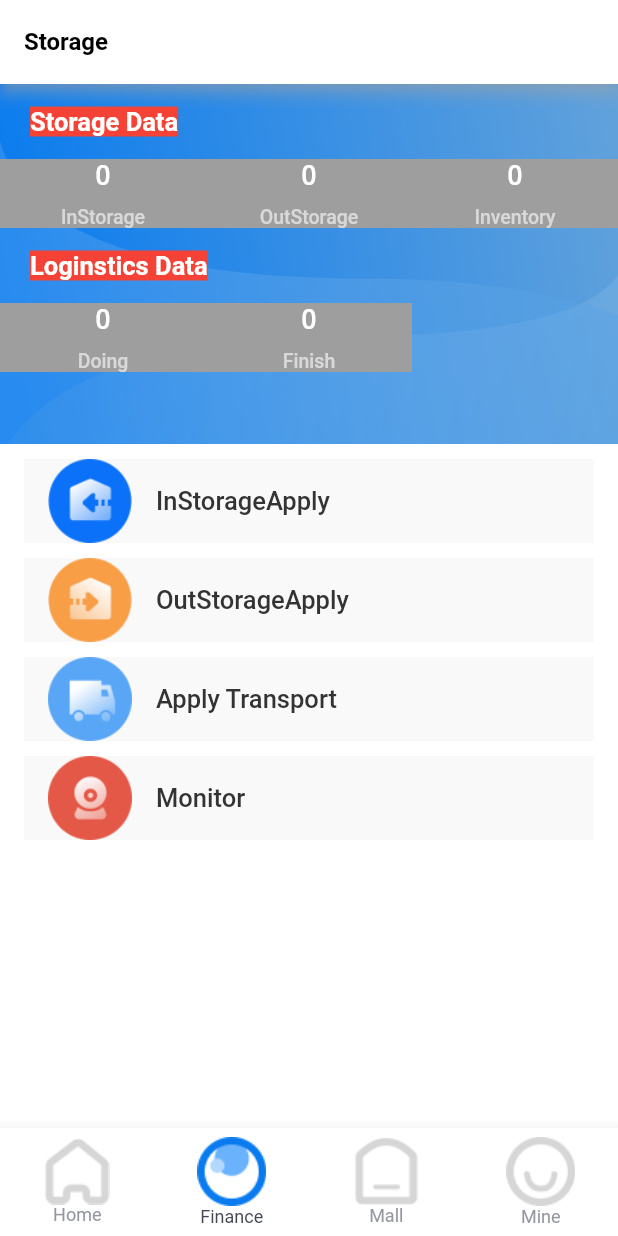
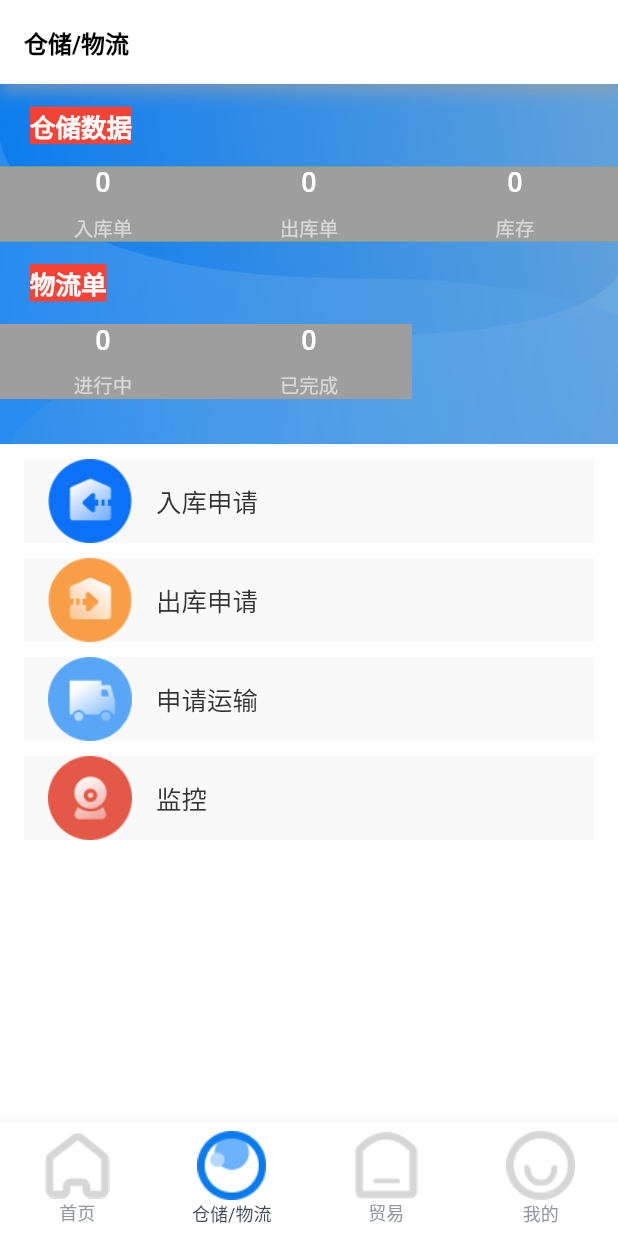
Before and after one commit to kk-laoguo/flutter_study, a Flutter app: the screen it shows after launch, item 2 of the bottom bar chosen, on a phone screen of 412 x 824 dp. Run offline on Flutter 3.47's test engine with Material 2 defaults, Android fonts, the light colour scheme and no system bars; our stand-ins replace cached_network_image, connectivity_plus, dio, flutter_easyloading, fluttertoast, get and 1 more; network calls fail; statements that could not run were skipped.

Commit message:
接入getX

```diff
--- /dev/null
+++ b/flutter_lubo/assets/locales/zh_CN.json
@@ -0,0 +1,44 @@
+{
+    "app_name":"萝泊云仓",
+
+    "home":"首页",
+    "storage":"仓储/物流",
+    "mall":"贸易",
+    "mine":"我的",
+
+    "check":"去认证审核",
+    "myOrder":"我的订单",
+    "totalOrder":"全部",
+    "waitdeliver":"待发货",
+    "delivered":"已发货",
+    "signed":"已签收",
+
+    "myService":"我的服务",
+    "myAssets":"我的资产",
+    "contact":"联系客服",
+    "settings":"隐私设置",
+    "aboutUs":"关于我们",
+    "logout":"账户注销",
+    "exit":"退出账户",
+
+    "storageData":"仓储数据",
+    "inStorage":"入库单",
+    "outStorage":"出库单",
+    "inventory":"库存",
+    "logistisData":"物流单",
+    "doing":"进行中",
+    "finish":"已完成",
+    "inStorageApply":"入库申请",
+    "outStorageApply":"出库申请",
+    "applyTransport":"申请运输",
+    "monitor":"监控",
+
+    "totalTrade":"贸易总额",
+    "remainTrade":"剩余回购",
+    "expireTrade":"即将到期",
+    "buybackOrder":"回购订单",
+    "tradeOrder":"贸易订单",
+    "finace":"存货融资",
+    "buybackApply":"回购申请"
+
+}
--- a/flutter_lubo/lib/const/routes.dart
+++ b/flutter_lubo/lib/const/routes.dart
@@ -1,7 +1,9 @@
 import 'package:flutter/material.dart';
-import 'package:flutter_lubo/pages/home/goods/goods_detail.dart';
+import 'package:flutter_lubo/pages/goods/goods_detail.dart';
 import 'package:flutter_lubo/pages/home/home.dart';
+import 'package:flutter_lubo/pages/home/home_binding.dart';
 import 'package:flutter_lubo/pages/main_screen.dart';
+import 'package:get/route_manager.dart';
 
 class Routers {
   static final Map<String, WidgetBuilder> routers = {
@@ -10,15 +12,18 @@ class Routers {
     RouterName.goodsdetail: (ctx) => const GoodsDetailPage(),
   };
 
-  // ignore: prefer_function_declarations_over_variables
-  static final RouteFactory generateRoute = (settings) {
-    return null;
-  };
+  static final List<GetPage> getPages = [
+    GetPage(
+        name: RouterName.root,
+        page: () => const MainPage(),
+        binding: HomeBinding()),
+    GetPage(
+        name: RouterName.home,
+        page: () => const HomePage(),
+        binding: HomeBinding()),
+    GetPage(name: RouterName.goodsdetail, page: () => const GoodsDetailPage()),
+  ];
 
-  // ignore: prefer_function_declarations_over_variables
-  static final RouteFactory unknownRoute = (settings) {
-    return null;
-  };
 }
 
 class RouterName {
--- a/flutter_lubo/lib/const/tabbar_items.dart
+++ b/flutter_lubo/lib/const/tabbar_items.dart
@@ -1,10 +1,11 @@
 import 'package:flutter/material.dart';
 import 'package:flutter_lubo/generated/l10n.dart';
+import 'package:flutter_lubo/generated/locales.g.dart';
 import 'package:flutter_lubo/pages/home/home.dart';
 import 'package:flutter_lubo/pages/mall/mall.dart';
 import 'package:flutter_lubo/pages/mine/mine.dart';
 import 'package:flutter_lubo/pages/storage/storage.dart';
-
+import 'package:get/get.dart';
 class TabBars {
   static const List<Widget> pages = [
     HomePage(),
@@ -16,16 +17,16 @@ class TabBars {
     String title = "";
     switch (e) {
       case "home":
-        title = S.current.home;
+        title = LocaleKeys.home.tr;
         break;
       case "finance":
-        title = S.current.finace;
+        title = LocaleKeys.storage.tr;
         break;
       case "mall":
-        title = S.current.mall;
+        title = LocaleKeys.mall.tr;
         break;
       case "my":
-        title = S.current.mine;
+        title = LocaleKeys.mine.tr;
         break;
       default:
     }
--- a/flutter_lubo/lib/main.dart
+++ b/flutter_lubo/lib/main.dart
@@ -1,12 +1,16 @@
+import 'dart:ui';
+
 import 'package:flutter/material.dart';
 import 'package:flutter_easyloading/flutter_easyloading.dart';
 import 'package:flutter_localizations/flutter_localizations.dart';
 import 'package:flutter_lubo/const/app_theme.dart';
 import 'package:flutter_lubo/const/routes.dart';
 import 'package:flutter_lubo/generated/l10n.dart';
+import 'package:flutter_lubo/generated/locales.g.dart';
 import 'package:flutter_lubo/network/http.dart';
 import 'package:flutter_lubo/utils/local_cache.dart';
 import 'package:flutter_lubo/viewmodel/hoem_view_model.dart';
+import 'package:get/route_manager.dart';
 import 'package:provider/provider.dart';
 
 void main() => runApp(MyApp());
@@ -22,25 +26,23 @@ class MyApp extends StatelessWidget {
       "referer": "luobotech.com"
     });
 
-    return MultiProvider(
-        providers: [
-          ChangeNotifierProvider(create: (_) => HomeViewModel()),
-        ],
-        child: MaterialApp(
-          localizationsDelegates: const [
-            S.delegate,
-            GlobalCupertinoLocalizations.delegate,
-            GlobalMaterialLocalizations.delegate,
-            GlobalWidgetsLocalizations.delegate
-          ],
-          supportedLocales: S.delegate.supportedLocales,
-          theme: AppThem.norTheme,
-          darkTheme: AppThem.darkTheme,
-          initialRoute: RouterName.root,
-          routes: Routers.routers,
-          onGenerateRoute: Routers.generateRoute,
-          onUnknownRoute: Routers.unknownRoute,
-          builder: EasyLoading.init(),
-        ));
+    return GetMaterialApp(
+      theme: AppThem.norTheme,
+      darkTheme: AppThem.darkTheme,
+      initialRoute: RouterName.root,
+      getPages: Routers.getPages,
+      locale: const Locale('zh', 'CN'),
+      translationsKeys: AppTranslation.translations,
+      fallbackLocale: const Locale('zh', 'CN'),
+      localeListResolutionCallback: (locales, supportedLocales) {
+        debugPrint('当前系统语言环境:$locales');
+        debugPrint('当前系统支持语言环境:$supportedLocales');
+        return;
+      },
+      // translationsKeys: AppTranslation.tr,
+      // onGenerateRoute: Routers.generateRoute,
+      // onUnknownRoute: Routers.unknownRoute,
+      builder: EasyLoading.init(),
+    );
   }
 }
--- a/flutter_lubo/lib/pages/home/goods/goods_detail.dart
+++ b/flutter_lubo/lib/pages/goods/goods_detail.dart
@@ -1,5 +1,5 @@
 import 'package:flutter/material.dart';
-import 'package:flutter_lubo/pages/home/goods/goods_detail_content.dart';
+import 'package:flutter_lubo/pages/goods/goods_detail_content.dart';
 
 class GoodsDetailPage extends StatelessWidget {
   const GoodsDetailPage({Key? key}) : super(key: key);
--- /dev/null
+++ b/flutter_lubo/lib/pages/home/home_binding.dart
@@ -0,0 +1,9 @@
+import 'package:flutter_lubo/pages/home/home_controller.dart';
+import 'package:get/get.dart';
+
+class HomeBinding implements Bindings {
+  @override
+  void dependencies() {
+    Get.lazyPut(() => HomeController());
+  }
+}
--- a/flutter_lubo/lib/pages/mall/mall.dart
+++ b/flutter_lubo/lib/pages/mall/mall.dart
@@ -1,8 +1,9 @@
 import 'package:flutter/material.dart';
 import 'package:flutter_lubo/const/app_theme.dart';
 import 'package:flutter_lubo/generated/l10n.dart';
+import 'package:flutter_lubo/generated/locales.g.dart';
 import 'package:flutter_lubo/pages/mall/mall_content.dart';
-
+import 'package:get/get.dart';
 class MallPage extends StatelessWidget {
   const MallPage({Key? key}) : super(key: key);
 
@@ -10,7 +11,7 @@ class MallPage extends StatelessWidget {
   Widget build(BuildContext context) {
     return Scaffold(
       appBar: AppBar(
-        title: Text(S.of(context).mall),
+        title: Text(LocaleKeys.mall.tr),
       ),
       body: MallContent(),
     );
--- a/flutter_lubo/lib/pages/mine/mine.dart
+++ b/flutter_lubo/lib/pages/mine/mine.dart
@@ -1,25 +1,24 @@
 import 'package:flutter/material.dart';
 import 'package:flutter_lubo/const/app_theme.dart';
-import 'package:flutter_lubo/generated/l10n.dart';
+import 'package:flutter_lubo/generated/locales.g.dart';
 import 'package:flutter_lubo/pages/mine/mine_header_view.dart';
 import 'package:flutter_lubo/pages/mine/mine_menu_content_view.dart';
-
+import 'package:get/get.dart';
 class MinePage extends StatelessWidget {
   const MinePage({Key? key}) : super(key: key);
 
   static final Map<String, String> orderMap = {
-    S.current.totalOrder: "order_ic_all.png",
-    S.current.waitdeliver: "order_ic_wait.png",
-    S.current.delivered: "order_ic_fahuo.png",
-    S.current.signed: "order_ic_sign.png"
+    LocaleKeys.totalOrder.tr: "order_ic_all.png",
+    LocaleKeys.waitdeliver.tr: "order_ic_wait.png",
+    LocaleKeys.delivered.tr: "order_ic_fahuo.png",
+    LocaleKeys.signed.tr: "order_ic_sign.png"
   };
   static final Map<String, String> serversMap = {
-    S.current.myAssets: "mine_ic_zichang.png",
-    S.current.contact: "mine_ic_kefu.png",
-    S.current.settings: "mine_ic_private.png",
-    S.current.aboutUs: "mine_ic_us.png",
-    S.current.logout: "mine_ic_logout.png",
-    S.current.exit: "mine_ic_exit.png"
+    LocaleKeys.myAssets.tr: "mine_ic_zichang.png",
+    LocaleKeys.contact.tr: "mine_ic_kefu.png",
+    LocaleKeys.aboutUs.tr: "mine_ic_us.png",
+    LocaleKeys.logout.tr: "mine_ic_logout.png",
+    LocaleKeys.exit.tr: "mine_ic_exit.png"
   };
 
   @override
@@ -32,11 +31,11 @@ class MinePage extends StatelessWidget {
             child: Column(
               children: [
                 const MineHeaderView(),
-                _buildTitle(S.current.myOrder),
+                _buildTitle(LocaleKeys.myOrder.tr),
                 MineMenuContentView(
                   map: orderMap,
                 ),
-                _buildTitle(S.current.myService),
+                _buildTitle(LocaleKeys.myService.tr),
                 MineMenuContentView(
                   map: serversMap,
                 ),
--- a/flutter_lubo/lib/pages/mine/mine_header_view.dart
+++ b/flutter_lubo/lib/pages/mine/mine_header_view.dart
@@ -1,8 +1,8 @@
 import 'package:flutter/material.dart';
 import 'package:flutter_lubo/const/app_theme.dart';
 import 'package:flutter_lubo/const/const_num.dart';
-import 'package:flutter_lubo/generated/l10n.dart';
-
+import 'package:flutter_lubo/generated/locales.g.dart';
+import 'package:get/get.dart';
 class MineHeaderView extends StatelessWidget {
   const MineHeaderView({Key? key}) : super(key: key);
 
@@ -53,7 +53,7 @@ class MineHeaderView extends StatelessWidget {
                 Row(
                   children: [
                     Text(
-                      S.current.check,
+                      LocaleKeys.check.tr,
                       style: const TextStyle(
                         fontSize: 14,
                         color: LBColor.white
--- a/flutter_lubo/lib/pages/storage/storage.dart
+++ b/flutter_lubo/lib/pages/storage/storage.dart
@@ -1,6 +1,8 @@
 import 'package:flutter/material.dart';
 import 'package:flutter_lubo/generated/l10n.dart';
+import 'package:flutter_lubo/generated/locales.g.dart';
 import 'package:flutter_lubo/pages/storage/storage_content.dart';
+import 'package:get/get.dart';
 
 class StoragePage extends StatelessWidget {
   const StoragePage({Key? key}) : super(key: key);
@@ -9,7 +11,7 @@ class StoragePage extends StatelessWidget {
   Widget build(BuildContext context) {
     return Scaffold(
       appBar: AppBar(
-        title: Text(S.of(context).storage),
+        title: Text(LocaleKeys.storage.tr),
       ),
       body: const StorageContent(),
     );
--- a/flutter_lubo/lib/pages/storage/storage_content.dart
+++ b/flutter_lubo/lib/pages/storage/storage_content.dart
@@ -1,14 +1,14 @@
 import 'package:flutter/material.dart';
 import 'package:flutter_lubo/const/app_theme.dart';
-import 'package:flutter_lubo/generated/l10n.dart';
+import 'package:flutter_lubo/generated/locales.g.dart';
 import 'package:flutter_lubo/pages/storage/storage_header_item.dart';
-
+import 'package:get/get.dart';
 class StorageContent extends StatelessWidget {
   static final _bottomTitles = [
-    S.current.inStorageApply,
-    S.current.outStorageApply,
-    S.current.applyTransport,
-    S.current.monitor
+    LocaleKeys.inStorageApply.tr,
+    LocaleKeys.outStorageApply.tr,
+    LocaleKeys.applyTransport.tr,
+    LocaleKeys.monitor.tr
   ];
 
   static const _bottomImages = [
@@ -47,14 +47,14 @@ class StorageContent extends StatelessWidget {
         Column(
           crossAxisAlignment: CrossAxisAlignment.start,
           children: [
-            _buildHeaderTitle(S.of(context).storageData),
+            _buildHeaderTitle(LocaleKeys.storageData.tr),
             StorageHeaderItem(const [0, 0, 0],
-            [ S.current.inStorage,
-              S.current.outStorage,
-              S.current.inventory]),
-            _buildHeaderTitle(S.of(context).logistisData),
+            [ LocaleKeys.inStorage.tr,
+              LocaleKeys.outStorage.tr,
+              LocaleKeys.inventory.tr]),
+            _buildHeaderTitle(LocaleKeys.logistisData.tr),
             StorageHeaderItem(
-                const [0, 0], [S.current.doing, S.current.finish]),
+                const [0, 0], [LocaleKeys.doing.tr, LocaleKeys.finish.tr]),
           ],
         )
       ],
--- a/flutter_lubo/pubspec.yaml
+++ b/flutter_lubo/pubspec.yaml
@@ -28,6 +28,7 @@ dependencies:
   # 吐司
   fluttertoast: ^8.0.8
   flutter_easyloading: ^3.0.3
+  get: ^4.3.8
 
   # The following adds the Cupertino Icons font to your application.
   # Use with the CupertinoIcons class for iOS style icons.
```
Also changed, not shown: flutter_lubo/assets/locales/en_US.json (added, +43 -0 lines), flutter_lubo/lib/pages/home/home.dart (+17 -25 lines), flutter_lubo/lib/pages/home/home_controller.dart (added, +54 -0 lines), flutter_lubo/lib/pages/mall/mall_content.dart (+9 -8 lines), flutter_lubo/lib/generated/locales.g.dart (added), flutter_lubo/lib/pages/goods/goods_detail_content.dart (renamed from flutter_lubo/lib/pages/home/goods/goods_detail_content.dart).
